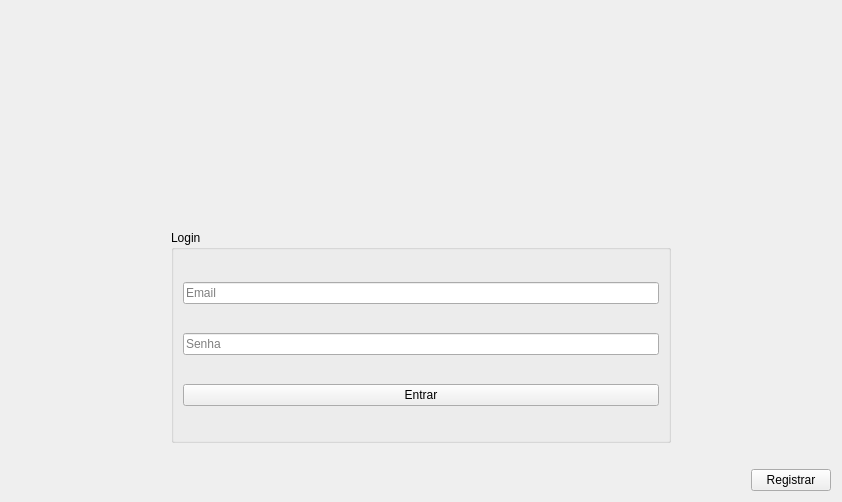
Old version of the form src/views/login.ui in the repository guilhermeomt/rexpress.
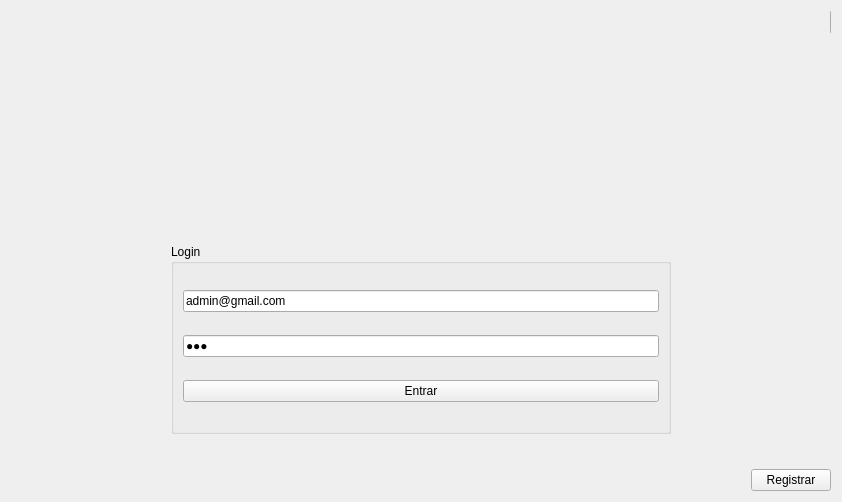
New version of the form. Icons and pictures are not drawn.

Commit message: implement repositories and login/about UIs

```diff
--- a/src/views/login.ui
+++ b/src/views/login.ui
@@ -18,23 +18,54 @@
     <normaloff>:/images/images/logo.png</normaloff>:/images/images/logo.png</iconset>
   </property>
   <layout class="QVBoxLayout" name="verticalLayout_2">
+   <item alignment="Qt::AlignRight">
+    <widget class="QPushButton" name="btnAbout">
+     <property name="minimumSize">
+      <size>
+       <width>1</width>
+       <height>0</height>
+      </size>
+     </property>
+     <property name="maximumSize">
+      <size>
+       <width>1</width>
+       <height>16777215</height>
+      </size>
+     </property>
+     <property name="text">
+      <string/>
+     </property>
+     <property name="icon">
+      <iconset resource="../rexpress.qrc">
+       <normaloff>:/icons/svg/about.svg</normaloff>:/icons/svg/about.svg</iconset>
+     </property>
+     <property name="iconSize">
+      <size>
+       <width>30</width>
+       <height>30</height>
+      </size>
+     </property>
+    </widget>
+   </item>
    <item>
+    <widget class="QStackedWidget" name="grid1">
+     <widget class="QWidget" name="grid1Page1">
     <layout class="QGridLayout" name="gridLayout_2">
-     <item row="0" column="0" alignment="Qt::AlignHCenter">
-      <widget class="QLabel" name="label">
-       <property name="text">
-        <string/>
-       </property>
-       <property name="textFormat">
-        <enum>Qt::AutoText</enum>
-       </property>
-       <property name="pixmap">
-        <pixmap resource="../rexpress.qrc">:/images/images/logo.png</pixmap>
-       </property>
-      </widget>
-     </item>
-     <item row="1" column="0" alignment="Qt::AlignHCenter">
-      <widget class="QGroupBox" name="groupBox">
+       <item row="3" column="0">
+        <spacer name="hs">
+         <property name="orientation">
+          <enum>Qt::Horizontal</enum>
+         </property>
+         <property name="sizeHint" stdset="0">
+          <size>
+           <width>40</width>
+           <height>20</height>
+          </size>
+         </property>
+        </spacer>
+       </item>
+       <item row="2" column="0" alignment="Qt::AlignHCenter">
+        <widget class="QGroupBox" name="gbLogin">
        <property name="minimumSize">
         <size>
          <width>500</width>
@@ -54,7 +85,7 @@
         <item row="0" column="0">
          <widget class="QLineEdit" name="leEmail">
           <property name="text">
-           <string/>
+             <string>admin@gmail.com</string>
           </property>
           <property name="placeholderText">
            <string>Email</string>
@@ -75,7 +106,10 @@
         <item row="1" column="0">
          <widget class="QLineEdit" name="lePassword">
           <property name="text">
-           <string/>
+             <string>123</string>
+            </property>
+            <property name="echoMode">
+             <enum>QLineEdit::Password</enum>
           </property>
           <property name="placeholderText">
            <string>Senha</string>
@@ -85,20 +119,22 @@
        </layout>
       </widget>
      </item>
-     <item row="2" column="0">
-      <spacer name="horizontalSpacer">
-       <property name="orientation">
-        <enum>Qt::Horizontal</enum>
-       </property>
-       <property name="sizeHint" stdset="0">
-        <size>
-         <width>40</width>
-         <height>20</height>
-        </size>
-       </property>
-      </spacer>
-     </item>
-    </layout>
+       <item row="0" column="0" alignment="Qt::AlignHCenter">
+        <widget class="QLabel" name="lbLogo">
+         <property name="text">
+          <string/>
+         </property>
+         <property name="textFormat">
+          <enum>Qt::AutoText</enum>
+         </property>
+         <property name="pixmap">
+          <pixmap resource="../rexpress.qrc">:/images/logo.png</pixmap>
+         </property>
+        </widget>
+       </item>
+      </layout>
+     </widget>
+    </widget>
    </item>
    <item>
     <layout class="QHBoxLayout" name="horizontalLayout">
```
Left out of the diff: 18 changed lines with no effect on the pictures. Lines whose indentation alone changed are shown as unchanged. The commit also changes 19 other files.
